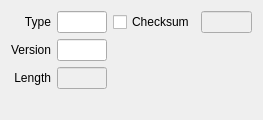
Qt form common/ssl.ui (karthikbhata97/ostinato) before a commit.
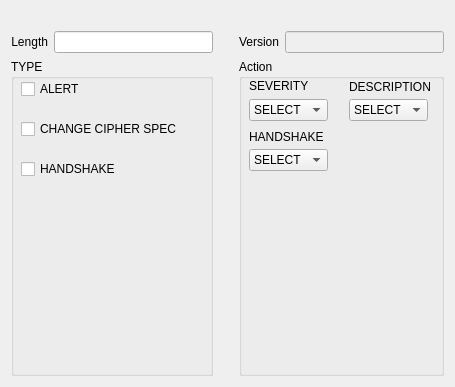
The same form after that commit.

Diff of the .ui file:
```diff
--- a/common/ssl.ui
+++ b/common/ssl.ui
@@ -6,46 +6,16 @@
    <rect>
     <x>0</x>
     <y>0</y>
-    <width>263</width>
-    <height>120</height>
+    <width>455</width>
+    <height>387</height>
    </rect>
   </property>
   <property name="windowTitle">
    <string>Form</string>
   </property>
   <layout class="QGridLayout">
-   <item row="0" column="0">
-    <widget class="QLabel" name="label_22">
-     <property name="text">
-      <string>Type</string>
-     </property>
-     <property name="alignment">
-      <set>Qt::AlignRight|Qt::AlignTrailing|Qt::AlignVCenter</set>
-     </property>
-     <property name="buddy">
-      <cstring>sslType</cstring>
-     </property>
-    </widget>
-   </item>
-   <item row="0" column="1">
-    <widget class="QLineEdit" name="sslType">
-     <property name="inputMask">
-      <string>&gt;HH</string>
-     </property>
-     <property name="text">
-      <string/>
-     </property>
-    </widget>
-   </item>
-   <item row="0" column="2">
-    <widget class="QCheckBox" name="isChecksumOverride">
-     <property name="text">
-      <string>Checksum</string>
-     </property>
-    </widget>
-   </item>
-   <item row="0" column="3">
-    <widget class="QLineEdit" name="sslChecksum">
+   <item row="1" column="4">
+    <widget class="QLineEdit" name="sslVersion">
      <property name="enabled">
       <bool>false</bool>
      </property>
@@ -54,7 +24,30 @@
      </property>
     </widget>
    </item>
+   <item row="1" column="1">
+    <widget class="QLineEdit" name="sslPayloadLength">
+     <property name="enabled">
+      <bool>true</bool>
+     </property>
+     <property name="text">
+      <string/>
+     </property>
+    </widget>
+   </item>
    <item row="1" column="0">
+    <widget class="QLabel" name="label_27">
+     <property name="text">
+      <string>Length</string>
+     </property>
+     <property name="alignment">
+      <set>Qt::AlignRight|Qt::AlignTrailing|Qt::AlignVCenter</set>
+     </property>
+     <property name="buddy">
+      <cstring>sslPayloadLength</cstring>
+     </property>
+    </widget>
+   </item>
+   <item row="1" column="3">
     <widget class="QLabel" name="label_24">
      <property name="text">
       <string>Version</string>
@@ -67,14 +60,7 @@
      </property>
     </widget>
    </item>
-   <item row="1" column="1">
-    <widget class="QLineEdit" name="sslVersion">
-     <property name="inputMask">
-      <string>&gt;HH HH</string>
-     </property>
-    </widget>
-   </item>
-   <item row="1" column="4">
+   <item row="0" column="4">
     <spacer>
      <property name="orientation">
       <enum>Qt::Horizontal</enum>
@@ -87,29 +73,6 @@
      </property>
     </spacer>
    </item>
-   <item row="2" column="0">
-    <widget class="QLabel" name="label_27">
-     <property name="text">
-      <string>Length</string>
-     </property>
-     <property name="alignment">
-      <set>Qt::AlignRight|Qt::AlignTrailing|Qt::AlignVCenter</set>
-     </property>
-     <property name="buddy">
-      <cstring>sslPayloadLength</cstring>
-     </property>
-    </widget>
-   </item>
-   <item row="2" column="1">
-    <widget class="QLineEdit" name="sslPayloadLength">
-     <property name="enabled">
-      <bool>false</bool>
-     </property>
-     <property name="text">
-      <string/>
-     </property>
-    </widget>
-   </item>
    <item row="3" column="2">
     <spacer>
      <property name="orientation">
@@ -123,6 +86,260 @@
      </property>
     </spacer>
    </item>
+   <item row="2" column="0" rowspan="2" colspan="2">
+    <widget class="QGroupBox" name="groupBox">
+     <property name="title">
+      <string>TYPE</string>
+     </property>
+     <widget class="QCheckBox" name="isChecksumOverride">
+      <property name="geometry">
+       <rect>
+        <x>10</x>
+        <y>20</y>
+        <width>88</width>
+        <height>20</height>
+       </rect>
+      </property>
+      <property name="text">
+       <string>ALERT</string>
+      </property>
+     </widget>
+     <widget class="QCheckBox" name="checkBox">
+      <property name="geometry">
+       <rect>
+        <x>10</x>
+        <y>60</y>
+        <width>161</width>
+        <height>20</height>
+       </rect>
+      </property>
+      <property name="text">
+       <string>CHANGE CIPHER SPEC</string>
+      </property>
+     </widget>
+     <widget class="QCheckBox" name="checkBox_2">
+      <property name="geometry">
+       <rect>
+        <x>10</x>
+        <y>100</y>
+        <width>111</width>
+        <height>20</height>
+       </rect>
+      </property>
+      <property name="text">
+       <string>HANDSHAKE</string>
+      </property>
+     </widget>
+    </widget>
+   </item>
+   <item row="2" column="3" rowspan="2" colspan="2">
+    <widget class="QGroupBox" name="groupBox_2">
+     <property name="title">
+      <string>Action</string>
+     </property>
+     <widget class="QLabel" name="label">
+      <property name="geometry">
+       <rect>
+        <x>10</x>
+        <y>20</y>
+        <width>59</width>
+        <height>14</height>
+       </rect>
+      </property>
+      <property name="text">
+       <string/>
+      </property>
+     </widget>
+     <widget class="QComboBox" name="sslChecksum">
+      <property name="enabled">
+       <bool>true</bool>
+      </property>
+      <property name="geometry">
+       <rect>
+        <x>10</x>
+        <y>40</y>
+        <width>79</width>
+        <height>22</height>
+       </rect>
+      </property>
+      <item>
+       <property name="text">
+        <string>SELECT</string>
+       </property>
+      </item>
+      <item>
+       <property name="text">
+        <string>FATAL</string>
+       </property>
+      </item>
+      <item>
+       <property name="text">
+        <string>WARNING</string>
+       </property>
+      </item>
+     </widget>
+     <widget class="QLabel" name="label_2">
+      <property name="geometry">
+       <rect>
+        <x>10</x>
+        <y>20</y>
+        <width>59</width>
+        <height>14</height>
+       </rect>
+      </property>
+      <property name="text">
+       <string>SEVERITY</string>
+      </property>
+     </widget>
+     <widget class="QLabel" name="label_3">
+      <property name="geometry">
+       <rect>
+        <x>110</x>
+        <y>20</y>
+        <width>81</width>
+        <height>16</height>
+       </rect>
+      </property>
+      <property name="text">
+       <string>DESCRIPTION</string>
+      </property>
+     </widget>
+     <widget class="QComboBox" name="isChecksumOverride1">
+      <property name="enabled">
+       <bool>true</bool>
+      </property>
+      <property name="geometry">
+       <rect>
+        <x>110</x>
+        <y>40</y>
+        <width>79</width>
+        <height>22</height>
+       </rect>
+      </property>
+      <item>
+       <property name="text">
+        <string>SELECT</string>
+       </property>
+      </item>
+      <item>
+       <property name="text">
+        <string>CLOSE_NOTIFY</string>
+       </property>
+      </item>
+      <item>
+       <property name="text">
+        <string>UNEXPECTED_MESSAGE</string>
+       </property>
+      </item>
+      <item>
+       <property name="text">
+        <string>BAD_RECORD_MAC</string>
+       </property>
+      </item>
+      <item>
+       <property name="text">
+        <string>DECRYPTION_FAILED</string>
+       </property>
+      </item>
+      <item>
+       <property name="text">
+        <string>RECORD_OVERFLOW </string>
+       </property>
+      </item>
+      <item>
+       <property name="text">
+        <string>DECOMPRESSION_FAILURE</string>
+       </property>
+      </item>
+      <item>
+       <property name="text">
+        <string>HANDSHAKE_FAILURE</string>
+       </property>
+      </item>
+     </widget>
+     <widget class="QComboBox" name="comboBox">
+      <property name="enabled">
+       <bool>true</bool>
+      </property>
+      <property name="geometry">
+       <rect>
+        <x>10</x>
+        <y>90</y>
+        <width>79</width>
+        <height>22</height>
+       </rect>
+      </property>
+      <item>
+       <property name="text">
+        <string>SELECT</string>
+       </property>
+      </item>
+      <item>
+       <property name="text">
+        <string>CLIENT_HELLO</string>
+       </property>
+      </item>
+      <item>
+       <property name="text">
+        <string>HELLO_REQUEST</string>
+       </property>
+      </item>
+      <item>
+       <property name="text">
+        <string>SERVER_HELLO</string>
+       </property>
+      </item>
+      <item>
+       <property name="text">
+        <string>CERTIFICATE</string>
+       </property>
+      </item>
+      <item>
+       <property name="text">
+        <string>SERVER_KEY_EXCHANGE</string>
+       </property>
+      </item>
+      <item>
+       <property name="text">
+        <string>CERTIFICATE_REQUEST</string>
+       </property>
+      </item>
+      <item>
+       <property name="text">
+        <string>SERVER_DONE</string>
+       </property>
+      </item>
+      <item>
+       <property name="text">
+        <string>CERTIFICATE_VERIFY</string>
+       </property>
+      </item>
+      <item>
+       <property name="text">
+        <string>CLIENT_KEY_EXCHANGE</string>
+       </property>
+      </item>
+      <item>
+       <property name="text">
+        <string>FINISHED</string>
+       </property>
+      </item>
+     </widget>
+     <widget class="QLabel" name="label_4">
+      <property name="geometry">
+       <rect>
+        <x>10</x>
+        <y>70</y>
+        <width>91</width>
+        <height>16</height>
+       </rect>
+      </property>
+      <property name="text">
+       <string>HANDSHAKE</string>
+      </property>
+     </widget>
+    </widget>
+   </item>
   </layout>
  </widget>
  <tabstops>
```
Left out of the diff: 26 changed lines with no effect on the pictures.
